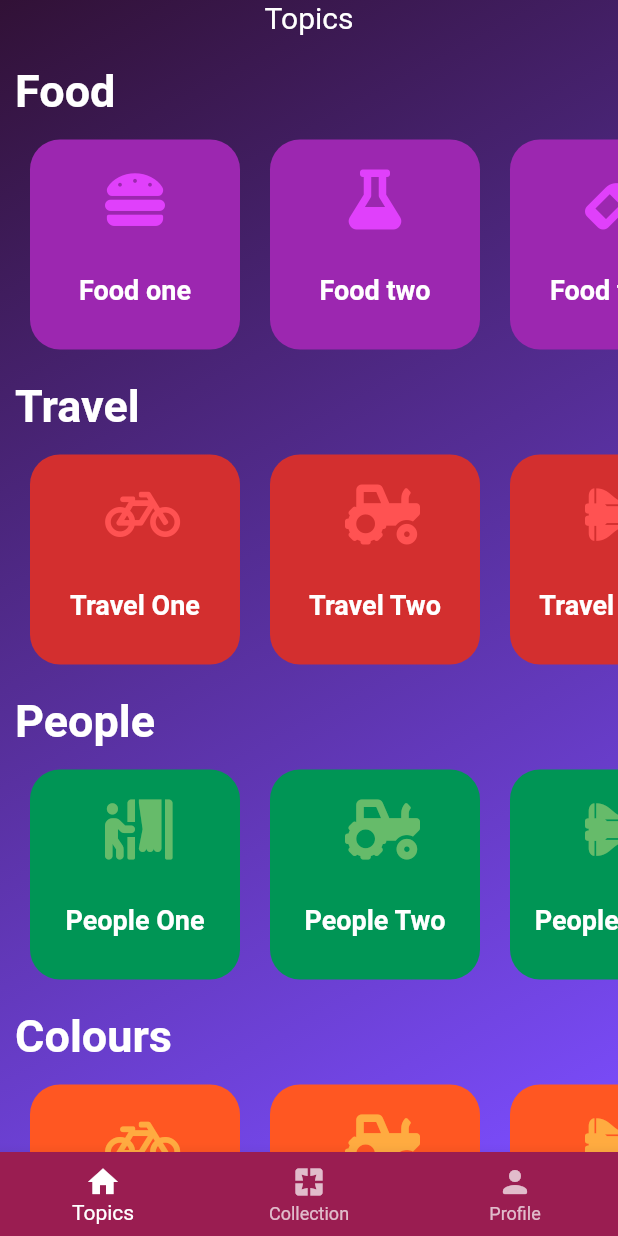
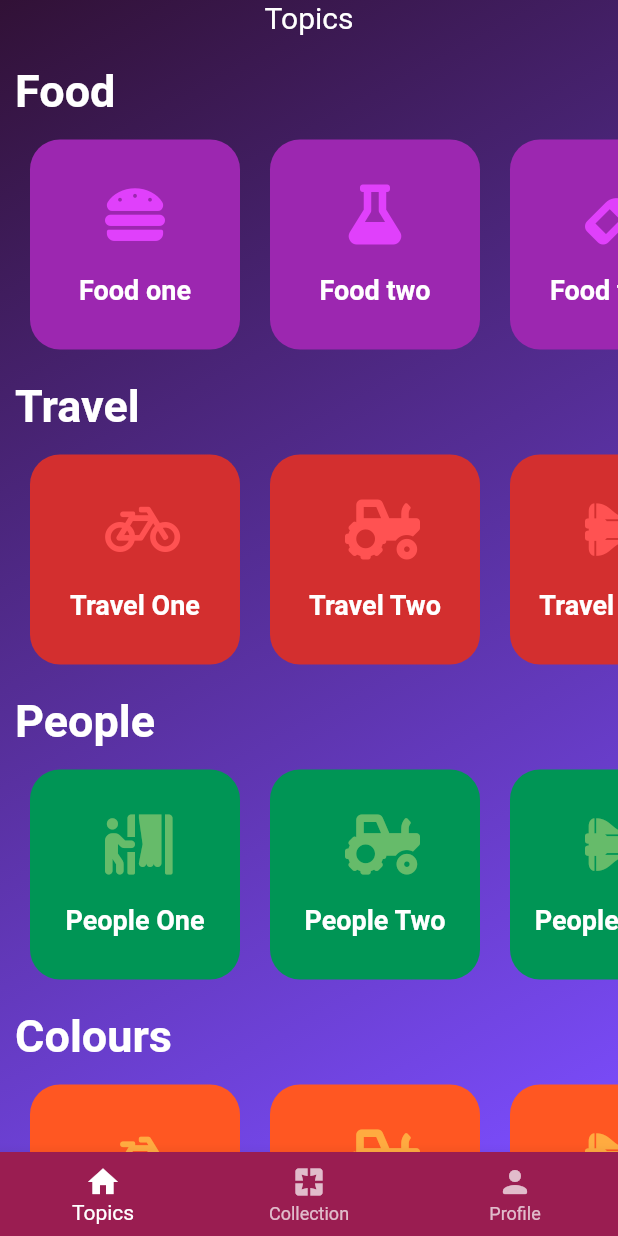
Before and after one commit to carolinemmcg2020/learn_tagalog, a Flutter app: the screen it shows after launch, on a phone screen of 412 x 824 dp. Run offline on Flutter 3.47's test engine with Material 2 defaults, Android fonts, the phone set to English and light mode, and no system bars; drawn by our look-alikes of flutter_settings_screens; our stand-ins replace basic_utils, cloud_firestore, firebase_core, font_awesome_flutter, just_audio; missing offline and left inert: dart:ffi; accounts and stored records are empty.

Commit message:
Updated sizeboxed height.

```diff
--- a/lib/widgets/lessoncard.dart
+++ b/lib/widgets/lessoncard.dart
@@ -34,15 +34,17 @@ class LessonCard extends StatelessWidget{
           child: Column(
             children: [
               SizedBox(
-                height: 20.0,
+                height: 30.0,
               ),
-              Icon(
-                this.lesson.icon,
-                size: 40.0,
-                color: this.lesson.backgroundColor,
+              Center(
+                child: Icon(
+                  this.lesson.icon,
+                  size: 40.0,
+                  color: this.lesson.backgroundColor,
+                ),
               ),
               SizedBox(
-                height: 30,
+                height:20,
               ),
               Text(
                 this.lesson.name,
```
